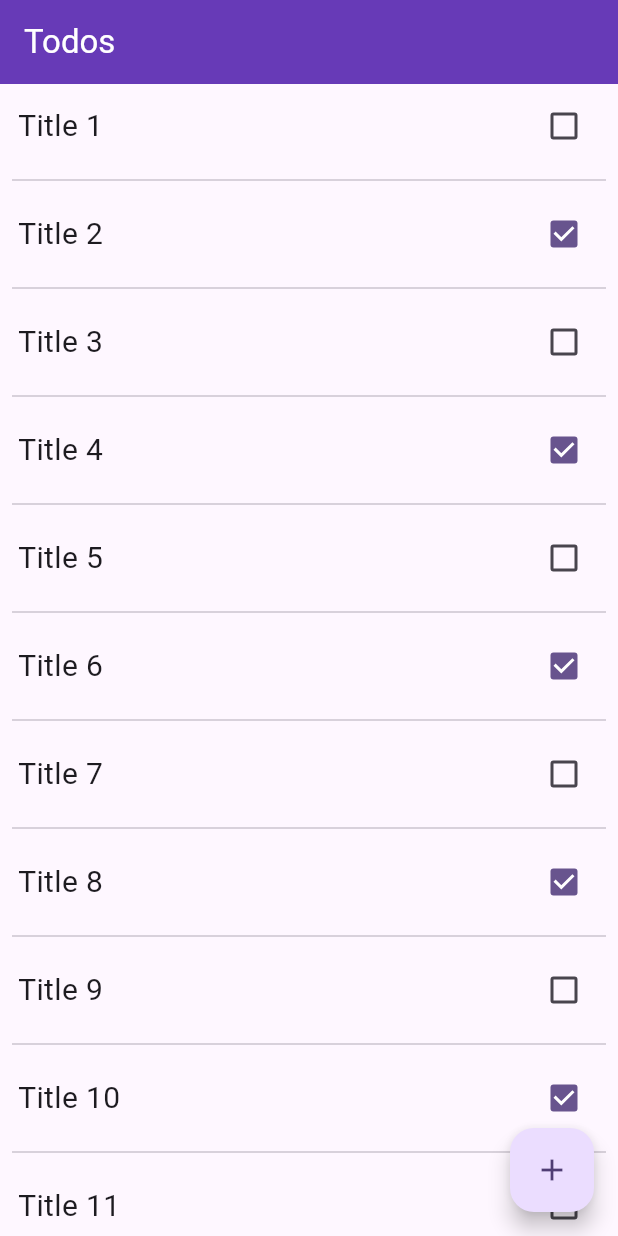
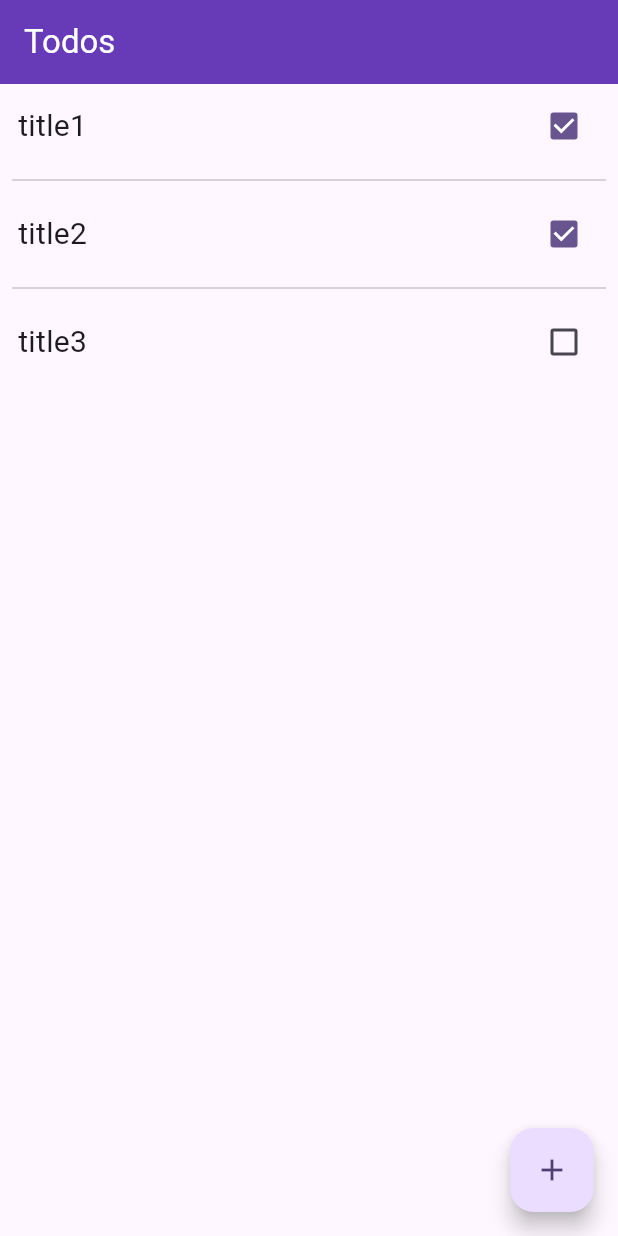
Before and after one commit to sauravkoduvalli/flutter-todo-provider, a Flutter app: the screen it shows after launch, on a phone screen of 412 x 824 dp. Run offline on Flutter 3.47's test engine with Material 3 defaults, Android fonts, the phone set to English and light mode, and no system bars.

Commit message:
few changes

```diff
--- a/lib/app.dart
+++ b/lib/app.dart
@@ -18,7 +18,7 @@ class App extends StatelessWidget {
           foregroundColor: Colors.white,
         ),
       ),
-      home: const HomeScreen(),
+      home: HomeScreen(),
     );
   }
 }
--- a/lib/screens/home_screen.dart
+++ b/lib/screens/home_screen.dart
@@ -1,10 +1,26 @@
 import 'package:flutter/material.dart';
 import 'package:provider/provider.dart';
 import 'package:todo_provider/provider/counter/counter_provider.dart';
+import 'package:todo_provider/screens/todo_screen.dart';
 import 'package:todo_provider/widgets/todo_card.dart';
 
+class Todo {
+  const Todo({
+    required this.title,
+    required this.readStatus,
+  });
+  final String title;
+  final bool readStatus;
+}
+
 class HomeScreen extends StatelessWidget {
-  const HomeScreen({Key? key}) : super(key: key);
+  HomeScreen({Key? key}) : super(key: key);
+
+  final List<Todo> todoList = [
+    Todo(title: "title1", readStatus: true),
+    Todo(title: "title2", readStatus: true),
+    Todo(title: "title3", readStatus: false),
+  ];
 
   @override
   Widget build(BuildContext context) {
@@ -20,16 +36,25 @@ class HomeScreen extends StatelessWidget {
               return true;
             }
           }
+
           return TodoCard(
-            title: 'Title ${index+1}',
-            readStatus: readStatusFun(),
+            title: todoList[index].title,
+            readStatus: todoList[index].readStatus,
             onStatusChange: (value) {
               print(value);
+            },
+            onTodoTap: () {
+              Navigator.push(
+                context,
+                MaterialPageRoute(
+                  builder: (context) => TodoScreen(title: todoList[index].title),
+                ),
+              );
             },
           );
         },
         separatorBuilder: (context, index) => const Divider(),
-        itemCount: 20,
+        itemCount: todoList.length,
       ),
       floatingActionButton: FloatingActionButton(
         onPressed: () => context.read<Counter>().increment(),
--- a/lib/widgets/todo_card.dart
+++ b/lib/widgets/todo_card.dart
@@ -3,18 +3,21 @@ import 'package:flutter/material.dart';
 class TodoCard extends StatelessWidget {
   final String title;
   final bool readStatus;
-  final Function onStatusChange;
-
+  final Function(bool) onStatusChange;
+  final Function()? onTodoTap;
   const TodoCard({
     super.key,
     required this.title,
     required this.readStatus,
     required this.onStatusChange,
+    required this.onTodoTap,
   });
 
   @override
   Widget build(BuildContext context) {
-    return Container(
+    return InkWell(
+      onTap: onTodoTap,
+      child: Container(
         width: MediaQuery.of(context).size.width,
         padding: const EdgeInsets.all(4),
         child: Row(
@@ -32,9 +35,10 @@ class TodoCard extends StatelessWidget {
             ),
             Checkbox.adaptive(
               value: readStatus,
-            onChanged: (value) => onStatusChange(readStatus),
+              onChanged: (value) => onStatusChange,
             ),
           ],
+        ),
       ),
     );
   }
```
Also changed, not shown: lib/screens/todo_screen.dart (added, +22 -0 lines). Lines whose indentation alone changed are shown as unchanged.
